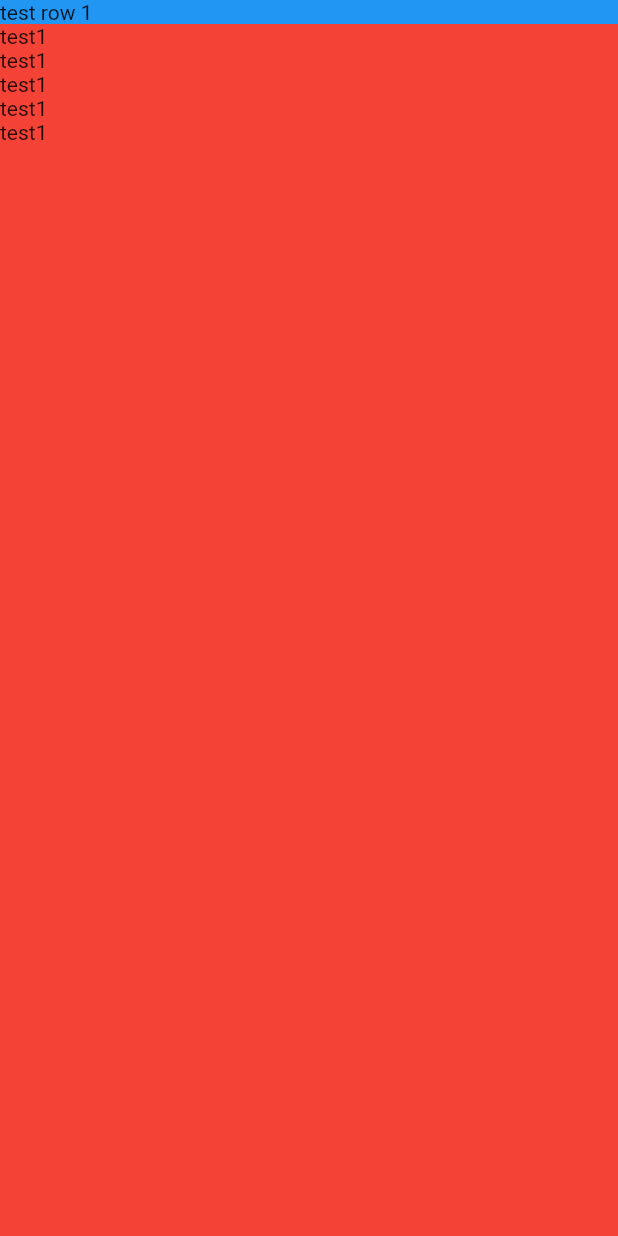
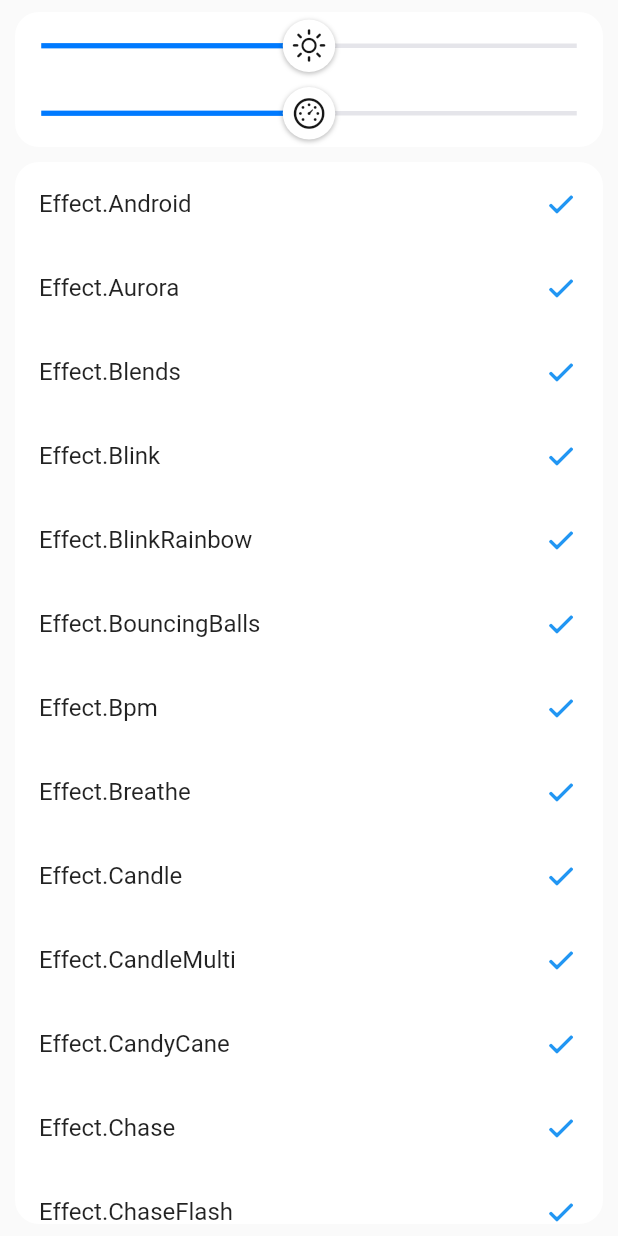
Before and after one commit to Light-Master/LightMaster, a Flutter app: the EffectsLightSettings widget shown alone on an empty page, opened directly, on a phone screen of 412 x 824 dp. Run offline on Flutter 3.47's test engine with Material 2 defaults, Android fonts, the light colour scheme and no system bars; drawn by our look-alikes of flutter_xlider; our stand-ins replace scroll_to_index, tuple; missing offline and left inert: flex_color_picker, flutter_custom_cards, flutter_radio_button_group.

Commit message:
add first working layout version of Effect LightSettings widget

```diff
--- a/light_master_app/lib/core/models/light.dart
+++ b/light_master_app/lib/core/models/light.dart
@@ -12,8 +12,10 @@ class SolidLight extends Light {
 
 class EffectLight extends Light {
   final String effect;
+  final double brightness;
+  final double speed;
 
-  EffectLight(this.effect);
+  EffectLight(this.effect, this.brightness, this.speed);
 }
 
 enum Effect {
--- a/light_master_app/lib/widgets/effects_light_settings.dart
+++ b/light_master_app/lib/widgets/effects_light_settings.dart
@@ -1,31 +1,80 @@
 import 'package:flutter/cupertino.dart';
 import 'package:flutter/material.dart';
+import 'package:flutter_xlider/flutter_xlider.dart';
 import 'package:light_master_app/core/models/light.dart';
 import 'package:light_master_app/core/models/light_source.dart';
+import 'package:light_master_app/widgets/slider.dart';
 import 'package:provider/provider.dart';
 
 class EffectsLightSettings extends StatelessWidget {
+  final roundedCardDecoration = BoxDecoration(
+      color: Colors.white, borderRadius: BorderRadius.all(Radius.circular(16)));
+
+  final sliderIconColor = CupertinoColors.darkBackgroundGray;
+  final double sliderIconSize = 24;
+
   @override
   Widget build(BuildContext context) {
-    return Column(
-      mainAxisSize: MainAxisSize.min,
-      children: [
+    return Consumer<LightSource>(
+        builder: (builder, lightSource, child) => Column(children: [
               Row(children: [
                 Expanded(
-              child: Container(color: Colors.blue, child: Text("test row 1")))
+                    child: Container(
+                        decoration: roundedCardDecoration,
+                        margin: EdgeInsets.only(top: 8, left: 10, right: 10),
+                        child: Column(
+                          children: [
+                            Row(
+                              children: [
+                                Expanded(
+                                    child: LMSlider(
+                                        0,
+                                        100,
+                                        Icon(
+                                          CupertinoIcons.brightness,
+                                          color: sliderIconColor,
+                                          size: sliderIconSize,
+                                        ),
+                                        (newValue) => print(
+                                            "setting effect brightness to $newValue")))
+                              ],
+                            ),
+                            Row(
+                              children: [
+                                Expanded(
+                                    child: LMSlider(
+                                        0,
+                                        100,
+                                        Icon(
+                                          CupertinoIcons.speedometer,
+                                          color: sliderIconColor,
+                                          size: sliderIconSize,
+                                        ),
+                                        (newValue) => print(
+                                            "setting effect speed to $newValue")))
+                              ],
+                            )
+                          ],
+                        )))
               ]),
               Expanded(
                   child: Container(
-                color: Colors.red,
+                      decoration: roundedCardDecoration,
+                      margin: EdgeInsets.only(
+                          top: 10, left: 10, right: 10, bottom: 8),
                       child: ListView(
-                  children: [
-                    Text("test1"),
-                    Text("test1"),
-                    Text("test1"),
-                    Text("test1"),
-                    Text("test1")
-                  ],
+                        children: Effect.values
+                            .map((e) => ListTile(
+                                title: Text(
+                                  e.toString(),
+                                ),
+                                trailing: (Icon(
+                                  CupertinoIcons.checkmark_alt,
+                                  color: Colors.blue,
+                                ))))
+                            .toList(),
                       )))
+            ]));
     // Consumer<LightSource>(
     //     builder: (builder, lightSource, child) => Material(
     //         child: ListView(
@@ -39,8 +88,6 @@ class EffectsLightSettings extends StatelessWidget {
     //                       color: Colors.blue,
     //                     ))))
     //                 .toList())))
-      ],
-    );
   }
 }
 
--- a/light_master_app/lib/widgets/light_settings_sheet_footer.dart
+++ b/light_master_app/lib/widgets/light_settings_sheet_footer.dart
@@ -29,23 +29,6 @@ class _LightSettingsSheetFooterState extends State<LightSettingsSheetFooter> {
             BoxDecoration(color: CupertinoColors.lightBackgroundGray));
 
     return Column(children: [
-      ConstrainedBox(
-          constraints: BoxConstraints.tightForFinite(height: 40),
-          child: FlutterSlider(
-            values: [_brightnessValue],
-            max: 255,
-            min: 0,
-            onDragging: (handlerIndex, lowerValue, upperValue) =>
-                setState(() => _brightnessValue = lowerValue),
-            trackBar: sliderTrackBar,
-            handler: FlutterSliderHandler(
-              child: Icon(
-                CupertinoIcons.brightness,
-                color: CupertinoColors.darkBackgroundGray,
-                size: 24,
-              ),
-            ),
-          )),
       // FlutterSlider(
       //   values: [_speedValue],
       //   max: 255,
--- /dev/null
+++ b/light_master_app/lib/widgets/slider.dart
@@ -0,0 +1,54 @@
+import 'package:flutter/cupertino.dart';
+import 'package:flutter/material.dart';
+import 'package:flutter_xlider/flutter_xlider.dart';
+
+typedef void OnSliderValueChanged(double);
+
+class LMSlider extends StatefulWidget {
+  final double minValue;
+  final double maxValue;
+  final Icon sliderIcon;
+  final OnSliderValueChanged onSliderValueChanged;
+
+  LMSlider(
+      this.minValue, this.maxValue, this.sliderIcon, this.onSliderValueChanged);
+
+  @override
+  State<StatefulWidget> createState() => _LMSliderState();
+}
+
+class _LMSliderState extends State<LMSlider> {
+  final sliderTrackBar = FlutterSliderTrackBar(
+      activeTrackBar: BoxDecoration(
+        color: CupertinoColors.activeBlue,
+      ),
+      inactiveTrackBar:
+          BoxDecoration(color: CupertinoColors.lightBackgroundGray));
+
+  bool firstBuild = true;
+  double sliderValue;
+
+  @override
+  Widget build(BuildContext context) {
+    if (firstBuild) {
+      sliderValue = (this.widget.maxValue - this.widget.minValue) / 2;
+      firstBuild = false;
+    }
+
+    return ConstrainedBox(
+        constraints: BoxConstraints.tightForFinite(height: 45),
+        child: FlutterSlider(
+          values: [sliderValue],
+          min: this.widget.minValue,
+          max: this.widget.maxValue,
+          onDragging: (handlerIndex, lowerValue, upperValue) {
+            setState(() => sliderValue = lowerValue);
+            this.widget.onSliderValueChanged(sliderValue);
+          },
+          trackBar: sliderTrackBar,
+          handler: FlutterSliderHandler(
+            child: this.widget.sliderIcon,
+          ),
+        ));
+  }
+}
```
Lines whose indentation alone changed are shown as unchanged.
